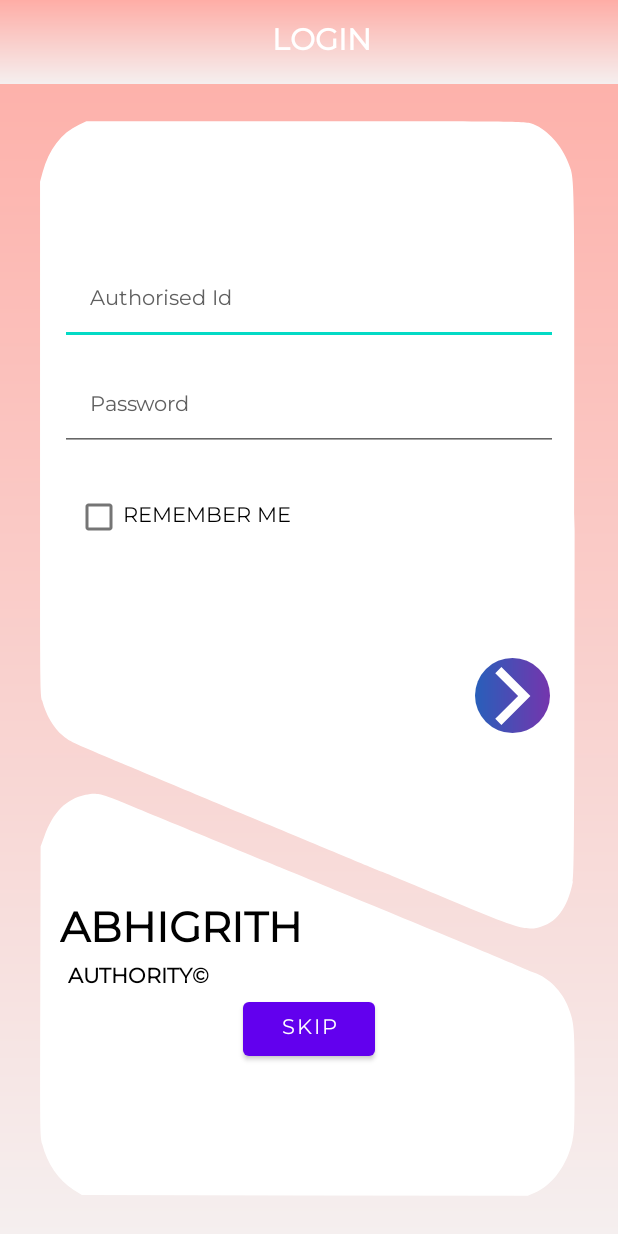
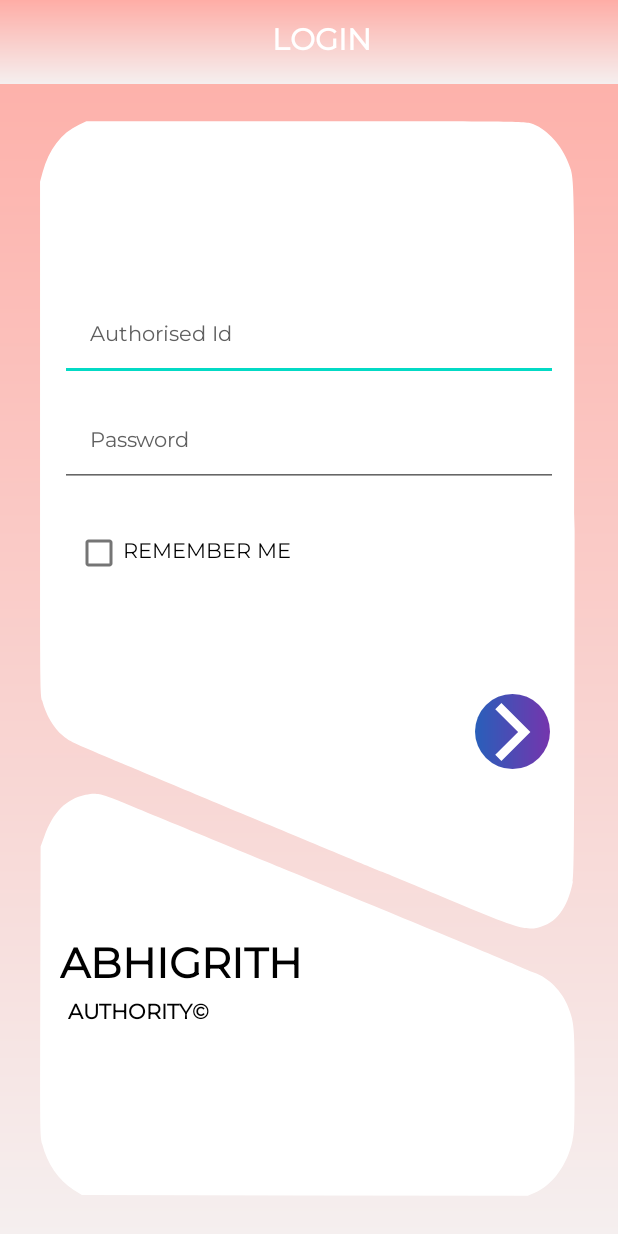
Before and after one commit to Abhigrith/abhigrith-authority, an Android app: the screen it shows after launch (LoginActivity), on a phone screen of 412 x 824 dp. Run offline under Robolectric (Android 15) with nearby library versions, the light colour scheme and no system bars; our stand-ins replace Firebase (no records; nobody signed in at launch, a user with empty details on screens opened directly).

Commit message:
Final Completed Work

```diff
--- a/app/src/main/java/com/example/abhigrith_authority/ui/activities/LoginActivity.java
+++ b/app/src/main/java/com/example/abhigrith_authority/ui/activities/LoginActivity.java
@@ -49,12 +49,6 @@ public class LoginActivity extends AppCompatActivity {
 
             getAuthorityLoggedIn(authorisedId, password);
         });
-
-        // TODO :: Please remove this skip button Avinash after your work has got completed
-        binding.btnAuthorityLoginSkip.setOnClickListener(v -> {
-            Intent intent = new Intent(LoginActivity.this, DashboardActivity.class);
-            startActivity(intent);
-        });
     }
 
     private boolean checkWhetherAllFieldsAreFilledAndCorrect(String authorisedId, String password) {
--- a/app/src/main/res/layout/activity_login.xml
+++ b/app/src/main/res/layout/activity_login.xml
@@ -125,13 +125,6 @@
                     android:textAllCaps="true"
                     android:textColor="@android:color/black"
                     android:textStyle="bold" />
-
-                <Button
-                    android:id="@+id/btn_authority_login_skip"
-                    android:layout_width="wrap_content"
-                    android:layout_height="wrap_content"
-                    android:text="Skip" />
-
             </LinearLayout>
         </LinearLayout>
     </LinearLayout>
```
